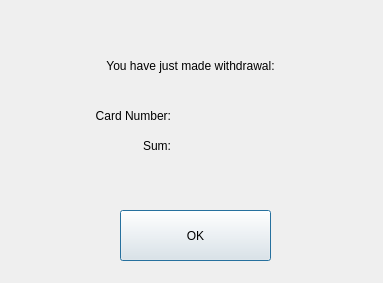
First picture: the form in client/client/gui/dialogues/withdrawalreceipt.ui, repository eugeniashurko/ATM, before the edit.
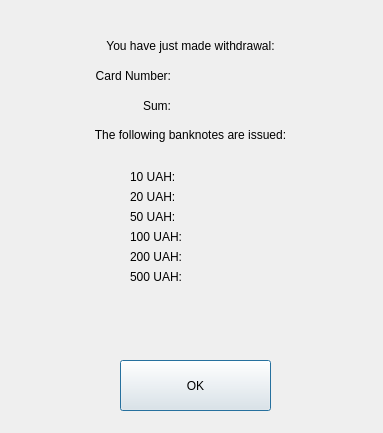
Second picture: the form after the edit.

The edit to the form file:
```diff
--- a/client/client/gui/dialogues/withdrawalreceipt.ui
+++ b/client/client/gui/dialogues/withdrawalreceipt.ui
@@ -7,7 +7,7 @@
     <x>0</x>
     <y>0</y>
     <width>383</width>
-    <height>283</height>
+    <height>433</height>
    </rect>
   </property>
   <property name="windowTitle">
@@ -17,7 +17,7 @@
    <property name="geometry">
     <rect>
      <x>120</x>
-     <y>210</y>
+     <y>360</y>
      <width>151</width>
      <height>51</height>
     </rect>
@@ -30,7 +30,7 @@
    <property name="geometry">
     <rect>
      <x>30</x>
-     <y>100</y>
+     <y>60</y>
      <width>141</width>
      <height>31</height>
     </rect>
@@ -46,7 +46,7 @@
    <property name="geometry">
     <rect>
      <x>80</x>
-     <y>50</y>
+     <y>30</y>
      <width>221</width>
      <height>31</height>
     </rect>
@@ -62,7 +62,7 @@
    <property name="geometry">
     <rect>
      <x>60</x>
-     <y>130</y>
+     <y>90</y>
      <width>111</width>
      <height>31</height>
     </rect>
@@ -78,7 +78,7 @@
    <property name="geometry">
     <rect>
      <x>200</x>
-     <y>100</y>
+     <y>60</y>
      <width>121</width>
      <height>31</height>
     </rect>
@@ -91,7 +91,7 @@
    <property name="geometry">
     <rect>
      <x>200</x>
-     <y>130</y>
+     <y>90</y>
      <width>121</width>
      <height>31</height>
     </rect>
@@ -113,6 +113,121 @@
     <string>&lt;Date&gt;</string>
    </property>
   </widget>
+  <widget class="QWidget" name="formLayoutWidget">
+   <property name="geometry">
+    <rect>
+     <x>130</x>
+     <y>170</y>
+     <width>151</width>
+     <height>141</height>
+    </rect>
+   </property>
+   <layout class="QFormLayout" name="formLayout">
+    <property name="fieldGrowthPolicy">
+     <enum>QFormLayout::AllNonFixedFieldsGrow</enum>
+    </property>
+    <item row="0" column="0">
+     <widget class="QLabel" name="note10Label">
+      <property name="text">
+       <string>10 UAH: </string>
+      </property>
+     </widget>
+    </item>
+    <item row="0" column="1">
+     <widget class="QLabel" name="note10">
+      <property name="text">
+       <string>&lt;Number&gt;</string>
+      </property>
+     </widget>
+    </item>
+    <item row="1" column="0">
+     <widget class="QLabel" name="note20Label">
+      <property name="text">
+       <string>20 UAH: </string>
+      </property>
+     </widget>
+    </item>
+    <item row="2" column="0">
+     <widget class="QLabel" name="note50Label">
+      <property name="text">
+       <string>50 UAH: </string>
+      </property>
+     </widget>
+    </item>
+    <item row="3" column="0">
+     <widget class="QLabel" name="note100Label">
+      <property name="text">
+       <string>100 UAH: </string>
+      </property>
+     </widget>
+    </item>
+    <item row="4" column="0">
+     <widget class="QLabel" name="note200Label">
+      <property name="text">
+       <string>200 UAH: </string>
+      </property>
+     </widget>
+    </item>
+    <item row="5" column="0">
+     <widget class="QLabel" name="note500Label">
+      <property name="text">
+       <string>500 UAH: </string>
+      </property>
+     </widget>
+    </item>
+    <item row="1" column="1">
+     <widget class="QLabel" name="note20">
+      <property name="text">
+       <string>&lt;Number&gt;</string>
+      </property>
+     </widget>
+    </item>
+    <item row="2" column="1">
+     <widget class="QLabel" name="note50">
+      <property name="text">
+       <string>&lt;Number&gt;</string>
+      </property>
+     </widget>
+    </item>
+    <item row="3" column="1">
+     <widget class="QLabel" name="note100">
+      <property name="text">
+       <string>&lt;Number&gt;</string>
+      </property>
+     </widget>
+    </item>
+    <item row="4" column="1">
+     <widget class="QLabel" name="note200">
+      <property name="text">
+       <string>&lt;Number&gt;</string>
+      </property>
+     </widget>
+    </item>
+    <item row="5" column="1">
+     <widget class="QLabel" name="note500">
+      <property name="text">
+       <string>&lt;Number&gt;</string>
+      </property>
+     </widget>
+    </item>
+   </layout>
+  </widget>
+  <widget class="QLabel" name="label_5">
+   <property name="geometry">
+    <rect>
+     <x>50</x>
+     <y>119</y>
+     <width>281</width>
+     <height>31</height>
+    </rect>
+   </property>
+   <property name="text">
+    <string>The following banknotes are issued:</string>
+   </property>
+   <property name="alignment">
+    <set>Qt::AlignCenter</set>
+   </property>
+  </widget>
  </widget>
  <resources/>
  <connections/>
```
